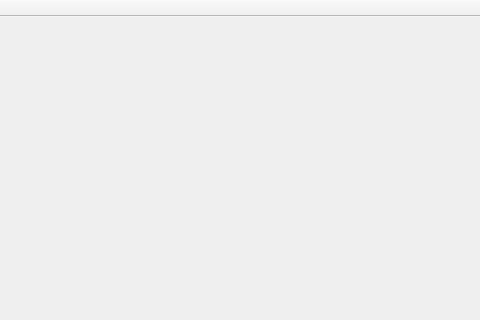
Above: mainwindow.ui from WillsonLee/ShareBooks before the change; both pictures show x 0 to 480 and y 0 to 320 of the 581 by 829 pixel window. Below: the same form after it.
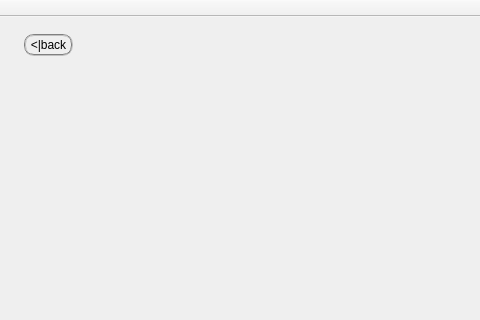
That is the form after the change. The open tabs and pages were chosen to show the change. Icons and pictures are not drawn. Custom widgets are drawn as their Qt base class.

Commit message: 布局face recognition page;增加返回按钮与超时返回

Diff of the .ui file:
```diff
--- a/mainwindow.ui
+++ b/mainwindow.ui
@@ -15,6 +15,18 @@
   </property>
   <widget class="QWidget" name="centralWidget">
    <layout class="QGridLayout" name="gridLayout">
+    <property name="topMargin">
+     <number>4</number>
+    </property>
+    <property name="rightMargin">
+     <number>4</number>
+    </property>
+    <property name="bottomMargin">
+     <number>4</number>
+    </property>
+    <property name="spacing">
+     <number>3</number>
+    </property>
     <item row="0" column="0">
      <widget class="QStackedWidget" name="stackedWidget">
       <property name="frameShape">
@@ -234,7 +246,50 @@
         </item>
        </layout>
       </widget>
-      <widget class="QWidget" name="face"/>
+      <widget class="QWidget" name="face">
+       <layout class="QVBoxLayout" name="verticalLayout_2" stretch="1,30">
+        <item alignment="Qt::AlignLeft">
+         <widget class="QWidget" name="widget" native="true">
+          <layout class="QHBoxLayout" name="horizontalLayout_2">
+           <property name="spacing">
+            <number>2</number>
+           </property>
+           <property name="leftMargin">
+            <number>2</number>
+           </property>
+           <property name="topMargin">
+            <number>2</number>
+           </property>
+           <property name="rightMargin">
+            <number>2</number>
+           </property>
+           <property name="bottomMargin">
+            <number>2</number>
+           </property>
+           <item alignment="Qt::AlignLeft|Qt::AlignTop">
+            <widget class="QPushButton" name="faceReturn">
+             <property name="maximumSize">
+              <size>
+               <width>100</width>
+               <height>16777215</height>
+              </size>
+             </property>
+             <property name="styleSheet">
+              <string notr="true">QPushButton{border:2px groove gray;border-radius:10px;padding:2px 4px;}</string>
+             </property>
+             <property name="text">
+              <string>&lt;|back</string>
+             </property>
+            </widget>
+           </item>
+          </layout>
+         </widget>
+        </item>
+        <item>
+         <widget class="QWidget" name="widget_2" native="true"/>
+        </item>
+       </layout>
+      </widget>
       <widget class="QWidget" name="id"/>
       <widget class="QWidget" name="book"/>
       <widget class="QWidget" name="info"/>
```
The commit also changes 4 other files.
